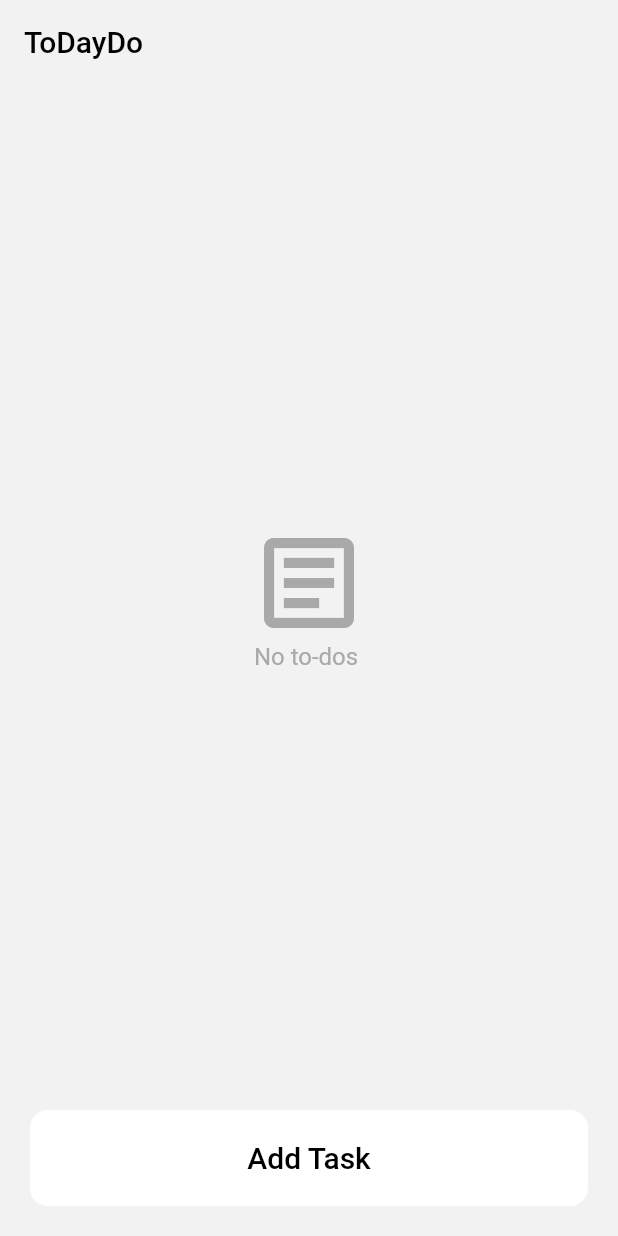
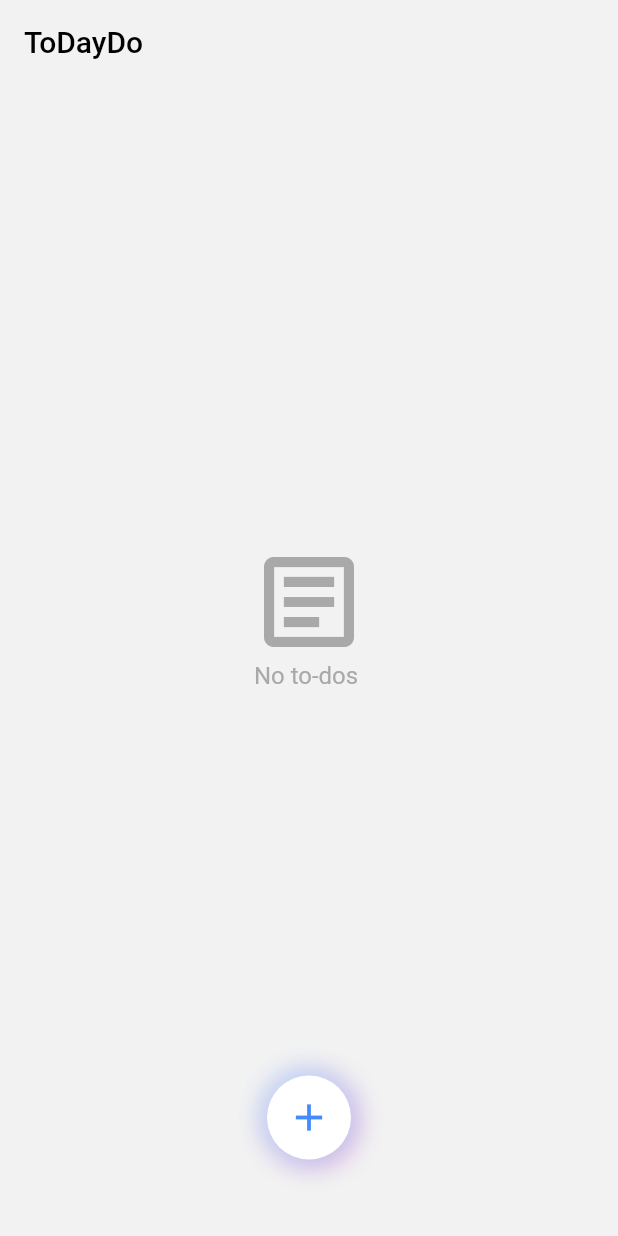
Before and after one commit to mohamedshalaby22/To-do-With-Sqflite, a Flutter app: the screen it shows after launch, on a phone screen of 412 x 824 dp. Run offline on Flutter 3.47's test engine with Material 2 defaults, Android fonts, the phone set to English and light mode, and no system bars; our stand-ins replace sqflite; accounts and stored records are empty.

```diff
--- a/lib/Screens/home_screen.dart
+++ b/lib/Screens/home_screen.dart
@@ -1,10 +1,8 @@
 import 'package:flutter/material.dart';
-import 'package:flutter/services.dart';
 import 'package:todo/Database/database.dart';
 import 'package:todo/Model/model.dart';
 import 'package:todo/Screens/todo_list.dart';
 import 'package:todo/Screens/user_input.dart';
-import 'package:todo/constans/constant.dart';
 
 class HomeScreen extends StatefulWidget {
   const HomeScreen({Key? key}) : super(key: key);
@@ -30,6 +28,41 @@ class _HomeScreenState extends State<HomeScreen> {
   Widget build(BuildContext context) {
     return Scaffold(
       backgroundColor: const Color(0xfff2f2f2),
+      floatingActionButtonLocation: FloatingActionButtonLocation.centerDocked,
+      floatingActionButton: Container(
+        decoration: BoxDecoration(shape: BoxShape.circle, boxShadow: [
+          BoxShadow(
+            color: Colors.purple.shade200,
+            offset: Offset(2, 2),
+            blurRadius: 15,
+            spreadRadius: 1,
+          ),
+          BoxShadow(
+            color: Colors.blue.shade100,
+            offset: Offset(-2, -2),
+            blurRadius: 15,
+            spreadRadius: 1,
+          )
+        ]),
+        child: FloatingActionButton(
+          elevation: 0.0,
+          backgroundColor: Colors.white,
+          foregroundColor: Colors.blueAccent.shade200,
+          onPressed: () {
+            showModalBottomSheet(
+                shape: RoundedRectangleBorder(
+                    borderRadius:
+                        BorderRadius.vertical(top: Radius.circular(25))),
+                isScrollControlled: true,
+                context: context,
+                builder: (context) => UserInput(insertFunction: addTodo));
+          },
+          child: Icon(
+            Icons.add,
+            size: 30,
+          ),
+        ),
+      ),
       appBar: AppBar(
         title: const Text(
           'ToDayDo',
@@ -37,8 +70,11 @@ class _HomeScreenState extends State<HomeScreen> {
         ),
       ),
       body: Padding(
-        padding:
-            const EdgeInsets.only(top: 20, left: 20, right: 20, ),
+        padding: const EdgeInsets.only(
+          top: 20,
+          left: 20,
+          right: 20,
+        ),
         child: Column(
           children: [
             TodoListTile(
@@ -53,21 +89,28 @@ class _HomeScreenState extends State<HomeScreen> {
           padding: const EdgeInsets.all(8),
           width: double.infinity,
           decoration: BoxDecoration(
-              color: Colors.white, borderRadius: BorderRadius.circular(12)),
-          child: TextButton(
-              onPressed: () {
-                Navigator.of(context).push(MaterialPageRoute(
-                    builder: (context) => UserInput(insertFunction: addTodo)));
-              },
-              child: const Text(
-                'Add Task',
-                style: TextStyle(fontSize: 20, color: Colors.black),
-              ))),
+              color: Colors.transparent,
+              borderRadius: BorderRadius.circular(12)),
+          child: const Text(
+            '',
+            style: TextStyle(fontSize: 20, color: Colors.black),
+          )),
     );
   }
 }
 /*
 
-
+Container(
+          margin: const EdgeInsets.all(20),
+          padding: const EdgeInsets.all(8),
+          width: double.infinity,
+          decoration: BoxDecoration(
+              color: Colors.white, borderRadius: BorderRadius.circular(12)),
+          child: TextButton(
+              onPressed: () {},
+              child: const Text(
+                'Add Task',
+                style: TextStyle(fontSize: 20, color: Colors.black),
+              ))),
 
 */
--- a/lib/Screens/todo_list.dart
+++ b/lib/Screens/todo_list.dart
@@ -17,6 +17,7 @@ class TodoListTile extends StatelessWidget {
   @override
   Widget build(BuildContext context) {
     return Expanded(
+
       child: FutureBuilder(
         future: db.getTodo(),
         initialData: const [],
@@ -42,6 +43,7 @@ class TodoListTile extends StatelessWidget {
                   ),
                 )
               : ListView.builder(
+                physics: BouncingScrollPhysics(),
                   itemCount: dataLength,
                   itemBuilder: (context, index) => GestureDetector(
                         onTap: () {
```
Also changed, not shown: lib/Screens/user_input.dart (+32 -21 lines).
